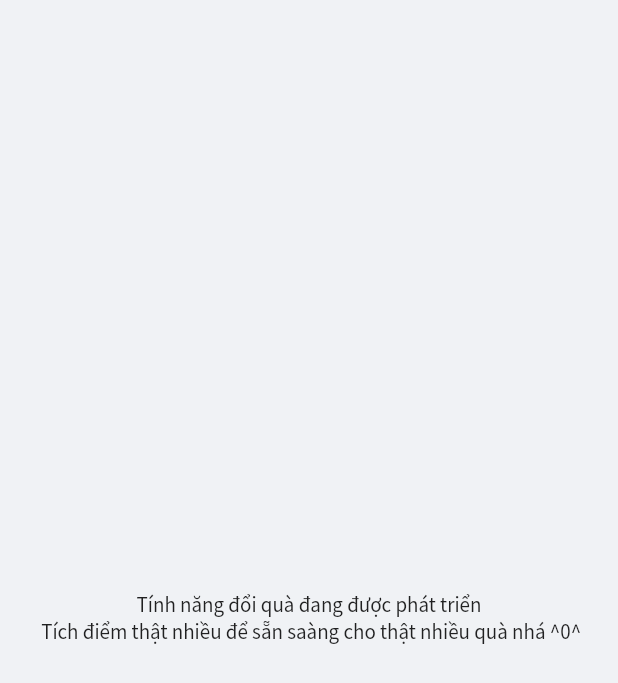
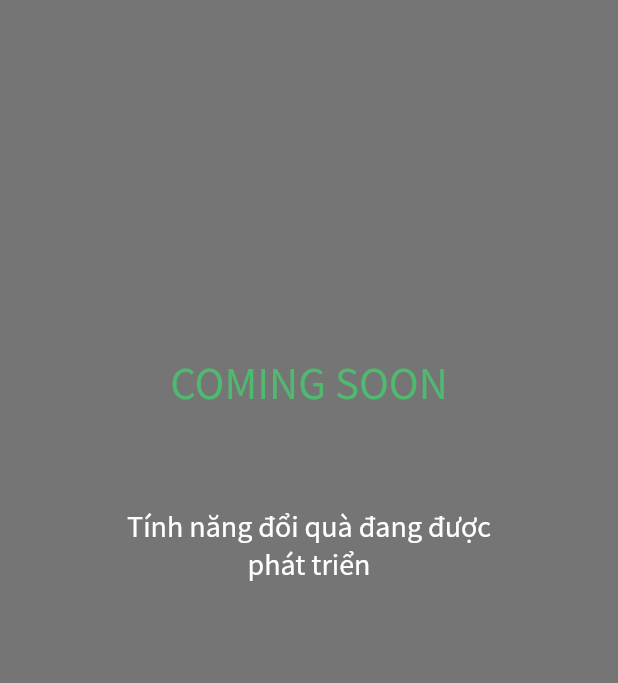
Before and after one commit to nguyenduong9799/beanoi-mobile, a Flutter app: the GiftScreen screen opened directly, on a phone screen of 412 x 824 dp. Shown: the top 683 px of the screen. Run offline on Flutter 3.47's test engine with Material 2 defaults, Android fonts, the phone set to English and light mode, and no system bars; our stand-ins replace animated_text_kit, cached_network_image, connectivity, dio, firebase_auth, firebase_core and 13 more; missing offline and left inert: flutter_page_indicator; accounts and stored records are empty; network calls fail; project files that could hold a hidden picture were left out.

Commit message:
Create gift screen

```diff
--- a/lib/View/gift.dart
+++ b/lib/View/gift.dart
@@ -1,4 +1,6 @@
+import 'package:animated_text_kit/animated_text_kit.dart';
 import 'package:flutter/material.dart';
+import 'package:unidelivery_mobile/constraints.dart';
 
 class GiftScreen extends StatelessWidget {
   const GiftScreen({Key key}) : super(key: key);
@@ -6,11 +8,54 @@ class GiftScreen extends StatelessWidget {
   @override
   Widget build(BuildContext context) {
     return Scaffold(
+      backgroundColor: Colors.black54,
       body: Center(
         child: Container(
-          child: Text(
-            "Tính năng đổi quà đang được phát triển \n Tích điểm thật nhiều để sẵn saàng cho thật nhiều quà nhá ^0^",
-            textAlign: TextAlign.center,
+          child: Column(
+            mainAxisAlignment: MainAxisAlignment.center,
+            children: [
+              Container(
+                height: 70,
+                child: Text(
+                  "COMING SOON",
+                  style: TextStyle(
+                    fontSize: 30,
+                    color: kPrimary,
+                  ),
+                ),
+              ),
+              SizedBox(height: 32),
+              SizedBox(
+                width: 250.0,
+                height: 250,
+                child: FadeAnimatedTextKit(
+                    duration: Duration(seconds: 3),
+                    // isRepeatingAnimation: true,
+                    repeatForever: true,
+                    onTap: () {
+                      print("Tap Event");
+                    },
+                    text: [
+                      "Tính năng đổi quà đang được phát triển",
+                      "Hãy Tích điểm thật nhiều để đổi thật nhiều quà nhá \n^0^",
+                    ],
+                    textStyle: TextStyle(
+                      fontSize: 20.0,
+                      color: Colors.white,
+                    ),
+                    textAlign: TextAlign.center,
+                    alignment:
+                        AlignmentDirectional.topStart // or Alignment.topLeft
+                    ),
+              ),
+              // Text(
+              //   "Tính năng đổi quà đang được phát triển \n Hãy Tích điểm thật nhiều để đổi thật nhiều quà nhá \n^0^",
+              //   textAlign: TextAlign.center,
+              //   style: TextStyle(
+              //     color: Colors.white,
+              //   ),
+              // ),
+            ],
           ),
         ),
       ),
--- a/lib/View/home.dart
+++ b/lib/View/home.dart
@@ -222,8 +222,11 @@ class _HomeScreenState extends State<HomeScreen> {
                                                     child:
                                                         CircularProgressIndicator()));
                                           case Status.Empty:
-                                            return Center(
-                                              child: Text("Empty list"),
+                                            return AspectRatio(
+                                              aspectRatio: 1,
+                                              child: Center(
+                                                child: Text("Empty list"),
+                                              ),
                                             );
                                           case Status.Completed:
                                             return productListSection(products);
--- a/lib/ViewModel/home_viewModel.dart
+++ b/lib/ViewModel/home_viewModel.dart
@@ -71,6 +71,7 @@ class HomeViewModel extends Model {
         // products = products.sublist(2)..shuffle();
         products = products.sublist(0)..shuffle();
       }
+      // check truong hop product tra ve rong (do khong co menu nao trong TG do)
       status = Status.Completed;
       notifyListeners();
     } catch (e, stacktrace) {
```
